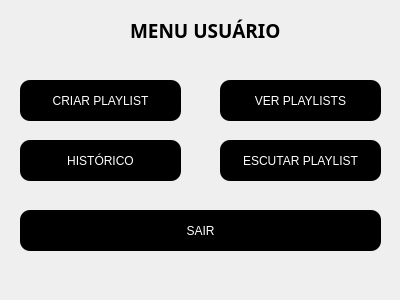
This is Designs/menu_usuario.ui in PabloCarnauba/Spoti-Ninho-V2 as Qt 5 draws it before an edit. The edited form follows.
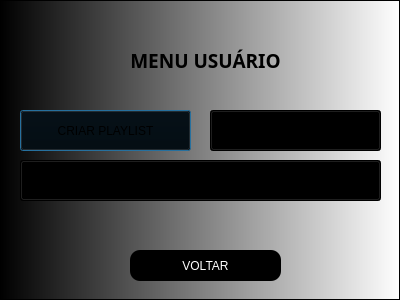
This is the edited form.

The edit to the form file:
```diff
--- a/Designs/menu_usuario.ui
+++ b/Designs/menu_usuario.ui
@@ -13,11 +13,22 @@
   <property name="windowTitle">
    <string>Dialog</string>
   </property>
+  <property name="styleSheet">
+   <string notr="true">QPushButton{
+background-color:black ;
+
+}
+
+QPushButton:pressed{
+background-color:grey;
+
+}</string>
+  </property>
   <widget class="QLabel" name="rotuloMenuInicial">
    <property name="geometry">
     <rect>
-     <x>130</x>
-     <y>10</y>
+     <x>120</x>
+     <y>40</y>
      <width>171</width>
      <height>41</height>
     </rect>
@@ -33,83 +44,58 @@
     <string notr="true">Color rgb(255, 255, 255)</string>
    </property>
    <property name="text">
-    <string>MENU USUÁRIO</string>
+    <string>&lt;html&gt;&lt;head/&gt;&lt;body&gt;&lt;p align=&quot;center&quot;&gt;MENU USUÁRIO&lt;/p&gt;&lt;/body&gt;&lt;/html&gt;</string>
    </property>
   </widget>
   <widget class="QPushButton" name="button_criarPlay">
    <property name="geometry">
     <rect>
      <x>20</x>
-     <y>80</y>
-     <width>161</width>
+     <y>110</y>
+     <width>171</width>
      <height>41</height>
     </rect>
    </property>
    <property name="styleSheet">
     <string notr="true">color: white;
-background-color: rgb(0, 0, 0);
 border-radius: 10px;
 
-</string>
+QPushButton{
+background-color:black ;
+
+}
+
+QPushButton:pressed{
+background-color:grey;
+
+}</string>
    </property>
    <property name="text">
     <string>CRIAR PLAYLIST</string>
    </property>
   </widget>
-  <widget class="QPushButton" name="button_verPlay">
-   <property name="geometry">
-    <rect>
-     <x>220</x>
-     <y>80</y>
-     <width>161</width>
-     <height>41</height>
-    </rect>
-   </property>
-   <property name="styleSheet">
-    <string notr="true">color: white;
-background-color: rgb(0, 0, 0);
-border-radius: 10px;
-
-</string>
-   </property>
-   <property name="text">
-    <string>VER PLAYLISTS</string>
-   </property>
-  </widget>
-  <widget class="QPushButton" name="button_historico">
-   <property name="geometry">
-    <rect>
-     <x>20</x>
-     <y>140</y>
-     <width>161</width>
-     <height>41</height>
-    </rect>
-   </property>
-   <property name="styleSheet">
-    <string notr="true">color: white;
-background-color: rgb(0, 0, 0);
-border-radius: 10px;
-
-</string>
-   </property>
-   <property name="text">
-    <string>HISTÓRICO</string>
-   </property>
-  </widget>
   <widget class="QPushButton" name="button_escutarPlay">
    <property name="geometry">
     <rect>
-     <x>220</x>
-     <y>140</y>
-     <width>161</width>
+     <x>210</x>
+     <y>110</y>
+     <width>171</width>
      <height>41</height>
     </rect>
    </property>
    <property name="styleSheet">
     <string notr="true">color: white;
-background-color: rgb(0, 0, 0);
 border-radius: 10px;
 
+QPushButton{
+background-color:black ;
+
+}
+
+QPushButton:pressed{
+background-color:grey;
+
+}
 </string>
    </property>
    <property name="text">
@@ -120,22 +106,94 @@
    <property name="geometry">
     <rect>
      <x>20</x>
-     <y>210</y>
+     <y>160</y>
      <width>361</width>
      <height>41</height>
     </rect>
    </property>
    <property name="styleSheet">
     <string notr="true">color: white;
-background-color: rgb(0, 0, 0);
 border-radius: 10px;
 
-</string>
+QPushButton{
+background-color:black ;
+
+}
+
+QPushButton:pressed{
+background-color:grey;
+
+}</string>
    </property>
    <property name="text">
     <string>SAIR</string>
    </property>
   </widget>
+  <widget class="QPushButton" name="backButton_4">
+   <property name="geometry">
+    <rect>
+     <x>130</x>
+     <y>250</y>
+     <width>151</width>
+     <height>31</height>
+    </rect>
+   </property>
+   <property name="whatsThis">
+    <string>&lt;html&gt;&lt;head/&gt;&lt;body&gt;&lt;p&gt;&lt;span style=&quot; font-weight:700;&quot;&gt;Voltar&lt;/span&gt;&lt;/p&gt;&lt;/body&gt;&lt;/html&gt;</string>
+   </property>
+   <property name="styleSheet">
+    <string notr="true">
+QPushButton {
+    background-color: black;
+    color: white;
+    border-radius: 10px;
+}
+
+QPushButton:pressed {
+    background-color: grey;
+}</string>
+   </property>
+   <property name="text">
+    <string>VOLTAR</string>
+   </property>
+  </widget>
+  <widget class="QFrame" name="frame">
+   <property name="geometry">
+    <rect>
+     <x>0</x>
+     <y>0</y>
+     <width>400</width>
+     <height>300</height>
+    </rect>
+   </property>
+   <property name="minimumSize">
+    <size>
+     <width>400</width>
+     <height>300</height>
+    </size>
+   </property>
+   <property name="maximumSize">
+    <size>
+     <width>400</width>
+     <height>300</height>
+    </size>
+   </property>
+   <property name="styleSheet">
+    <string notr="true">background: qlineargradient(spread:pad, x1:0, y1:0, x2:1, y2:0, stop:0 rgba(0, 0, 0, 255), stop:1 rgba(255, 255, 255, 255))</string>
+   </property>
+   <property name="frameShape">
+    <enum>QFrame::StyledPanel</enum>
+   </property>
+   <property name="frameShadow">
+    <enum>QFrame::Raised</enum>
+   </property>
+  </widget>
+  <zorder>frame</zorder>
+  <zorder>rotuloMenuInicial</zorder>
+  <zorder>button_criarPlay</zorder>
+  <zorder>button_escutarPlay</zorder>
+  <zorder>button_sair</zorder>
+  <zorder>backButton_4</zorder>
  </widget>
  <resources/>
  <connections/>
```
